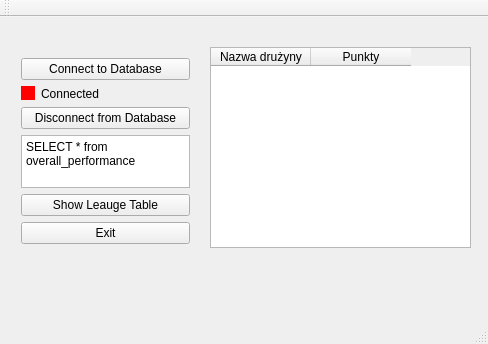
Before: the Qt Designer form mainwindow.ui in palucki/leauge-explorer, drawn with Qt 5.
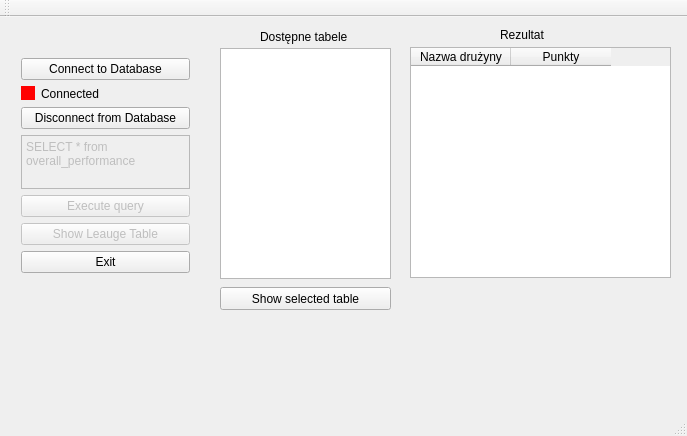
After: the same form once the commit is applied.

Commit message: List available tables, show them

Diff of the .ui file:
```diff
--- a/mainwindow.ui
+++ b/mainwindow.ui
@@ -6,8 +6,8 @@
    <rect>
     <x>0</x>
     <y>0</y>
-    <width>488</width>
-    <height>344</height>
+    <width>687</width>
+    <height>436</height>
    </rect>
   </property>
   <property name="windowTitle">
@@ -20,7 +20,7 @@
       <x>10</x>
       <y>30</y>
       <width>191</width>
-      <height>208</height>
+      <height>237</height>
      </rect>
     </property>
     <layout class="QVBoxLayout" name="verticalLayout">
@@ -70,13 +70,29 @@
      </item>
      <item>
       <widget class="QPlainTextEdit" name="queryEditor">
+       <property name="enabled">
+        <bool>false</bool>
+       </property>
        <property name="plainText">
         <string>SELECT * from overall_performance</string>
        </property>
       </widget>
      </item>
+     <item>
+      <widget class="QPushButton" name="executeQueryButton">
+       <property name="enabled">
+        <bool>false</bool>
+       </property>
+       <property name="text">
+        <string>Execute query</string>
+       </property>
+      </widget>
+     </item>
      <item>
       <widget class="QPushButton" name="showLeaugeTableButton">
+       <property name="enabled">
+        <bool>false</bool>
+       </property>
        <property name="text">
         <string>Show Leauge Table</string>
        </property>
@@ -97,10 +113,10 @@
    <widget class="QTableWidget" name="resultTable">
     <property name="geometry">
      <rect>
-      <x>210</x>
+      <x>410</x>
       <y>30</y>
       <width>261</width>
-      <height>201</height>
+      <height>231</height>
      </rect>
     </property>
     <column>
@@ -114,6 +130,55 @@
      </property>
     </column>
    </widget>
+   <widget class="QLabel" name="label">
+    <property name="geometry">
+     <rect>
+      <x>260</x>
+      <y>10</y>
+      <width>91</width>
+      <height>20</height>
+     </rect>
+    </property>
+    <property name="text">
+     <string>Dostępne tabele</string>
+    </property>
+   </widget>
+   <widget class="QLabel" name="label_3">
+    <property name="geometry">
+     <rect>
+      <x>500</x>
+      <y>10</y>
+      <width>71</width>
+      <height>16</height>
+     </rect>
+    </property>
+    <property name="text">
+     <string>Rezultat</string>
+    </property>
+   </widget>
+   <widget class="QListWidget" name="allTables">
+    <property name="geometry">
+     <rect>
+      <x>220</x>
+      <y>31</y>
+      <width>171</width>
+      <height>231</height>
+     </rect>
+    </property>
+   </widget>
+   <widget class="QPushButton" name="showSelectedButton">
+    <property name="geometry">
+     <rect>
+      <x>220</x>
+      <y>270</y>
+      <width>171</width>
+      <height>23</height>
+     </rect>
+    </property>
+    <property name="text">
+     <string>Show selected table</string>
+    </property>
+   </widget>
   </widget>
   <widget class="QMenuBar" name="menuBar">
    <property name="geometry">
```
Left out of the diff: 2 changed lines with no effect on the pictures. The commit also changes 5 other files.
